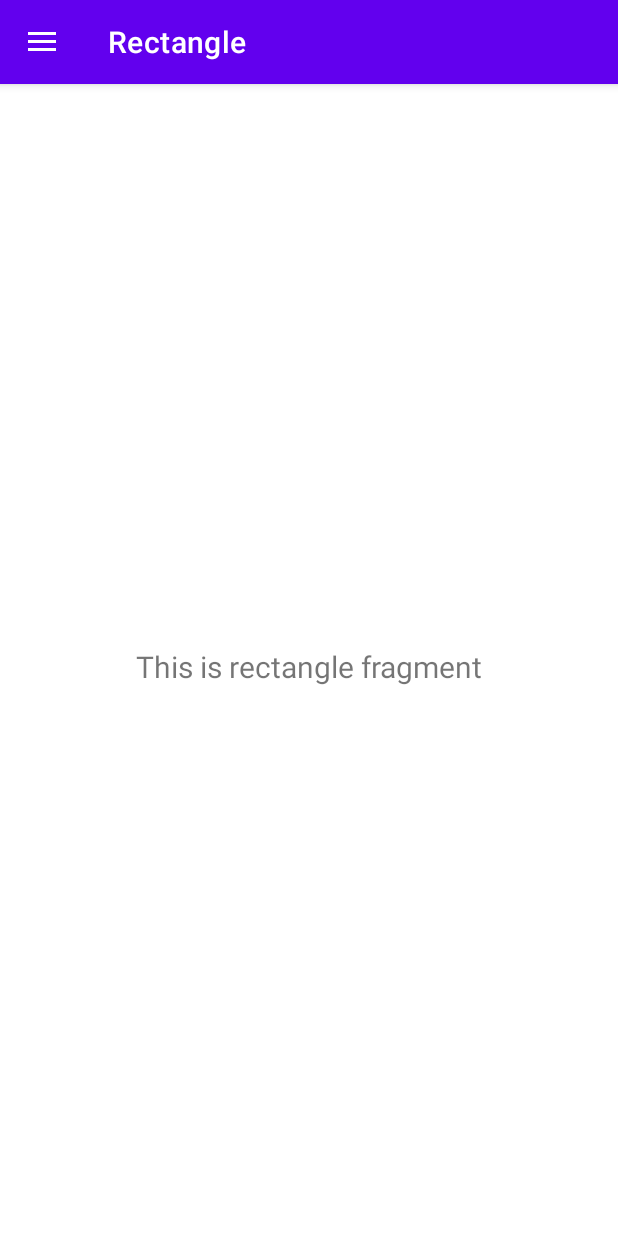
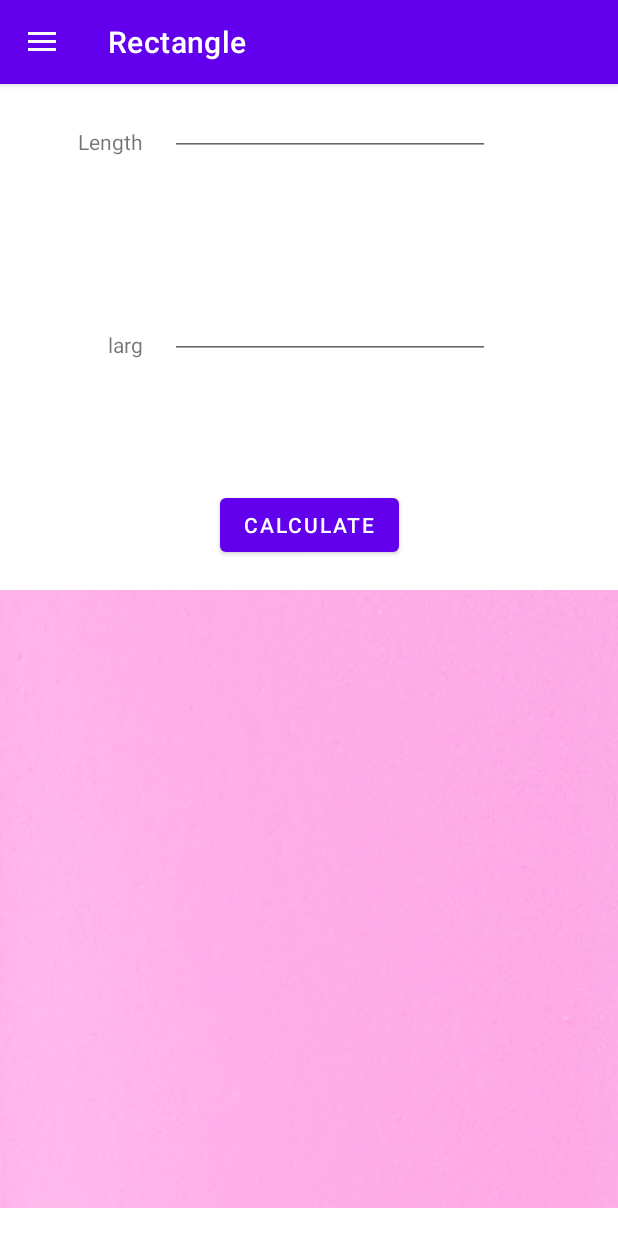
Before and after one commit to madnesso/ProjectMob, an Android app: the nav_rectangle screen opened through its navigation route, on a phone screen of 412 x 824 dp. Run offline under Robolectric (Android 15) with nearby library versions, the phone set to English and light mode, and no system bars; our stand-ins replace navigation-ui.

Commit message:
Implementing Rectangle

```diff
--- a/app/src/main/java/com/example/projectmob/ui/rectangle/NavRectangleViewModel.java
+++ b/app/src/main/java/com/example/projectmob/ui/rectangle/NavRectangleViewModel.java
@@ -6,14 +6,10 @@ import androidx.lifecycle.ViewModel;
 
 public class NavRectangleViewModel extends ViewModel {
 
-    private MutableLiveData<String> mText;
-
-    public NavRectangleViewModel() {
-        mText = new MutableLiveData<>();
-        mText.setValue("This is rectangle fragment");
-    }
-
-    public LiveData<String> getText() {
-        return mText;
+    public String calculate(String x,String y){
+        Double xd = Double.valueOf(x);
+        Double yd = Double.valueOf(y);
+        Double result = xd*yd;
+        return String.valueOf(result);
     }
 }
--- a/app/src/main/java/com/example/projectmob/ui/rectangle/nav_rectangle.java
+++ b/app/src/main/java/com/example/projectmob/ui/rectangle/nav_rectangle.java
@@ -4,6 +4,7 @@ import android.os.Bundle;
 import android.view.LayoutInflater;
 import android.view.View;
 import android.view.ViewGroup;
+import android.widget.Button;
 import android.widget.TextView;
 
 import androidx.annotation.NonNull;
@@ -27,11 +28,16 @@ public class nav_rectangle extends Fragment {
         binding = NavRectangleBinding.inflate(inflater, container, false);
         View root = binding.getRoot();
 
-        final TextView textView = binding.textSlideshow;
-        navRectangleViewModel.getText().observe(getViewLifecycleOwner(), new Observer<String>() {
+        final Button button = binding.button;
+        final TextView a = binding.langrtxt;
+        final TextView b = binding.longtxt;
+        final TextView result = binding.result;
+        button.setOnClickListener(new View.OnClickListener() {
             @Override
-            public void onChanged(@Nullable String s) {
-                textView.setText(s);
+            public void onClick(View v) {
+                final String astr = a.getText().toString();
+                final String bstr = b.getText().toString();
+                result.setText(navRectangleViewModel.calculate(astr, bstr));
             }
         });
         return root;
--- a/app/src/main/res/layout/nav_rectangle.xml
+++ b/app/src/main/res/layout/nav_rectangle.xml
@@ -6,17 +6,81 @@
     android:layout_height="match_parent"
     tools:context=".ui.rectangle.nav_rectangle">
 
+    <EditText
+        android:id="@+id/longtxt"
+        android:layout_width="wrap_content"
+        android:layout_height="wrap_content"
+        android:ems="10"
+        android:inputType="textPersonName"
+        android:minHeight="48dp"
+        app:layout_constraintEnd_toEndOf="parent"
+        app:layout_constraintHorizontal_bias="0.172"
+        app:layout_constraintStart_toEndOf="@+id/longr"
+        app:layout_constraintTop_toTopOf="parent"
+        tools:ignore="SpeakableTextPresentCheck" />
+
     <TextView
-        android:id="@+id/text_slideshow"
-        android:layout_width="match_parent"
+        android:id="@+id/longr"
+        android:layout_width="wrap_content"
         android:layout_height="wrap_content"
-        android:layout_marginStart="8dp"
-        android:layout_marginTop="8dp"
-        android:layout_marginEnd="8dp"
-        android:textAlignment="center"
-        android:textSize="20sp"
+        android:text="Length"
+        app:layout_constraintBottom_toBottomOf="@+id/longtxt"
+        app:layout_constraintEnd_toStartOf="@+id/button"
+        app:layout_constraintStart_toStartOf="parent" />
+
+    <TextView
+        android:id="@+id/langr"
+        android:layout_width="wrap_content"
+        android:layout_height="wrap_content"
+        android:text="larg"
+        app:layout_constraintBottom_toBottomOf="@+id/langrtxt"
+        app:layout_constraintEnd_toEndOf="@+id/longr"
+        app:layout_constraintHorizontal_bias="1.0"
+        app:layout_constraintStart_toStartOf="@+id/longr" />
+
+    <EditText
+        android:id="@+id/langrtxt"
+        android:layout_width="wrap_content"
+        android:layout_height="wrap_content"
+        android:ems="10"
+        android:inputType="textPersonName"
+        android:minHeight="48dp"
+        app:layout_constraintBottom_toTopOf="@+id/button"
+        app:layout_constraintEnd_toEndOf="@+id/longtxt"
+        app:layout_constraintHorizontal_bias="0.0"
+        app:layout_constraintStart_toStartOf="@+id/longtxt"
+        app:layout_constraintTop_toBottomOf="@+id/longtxt"
+        app:layout_constraintVertical_bias="0.503"
+        tools:ignore="SpeakableTextPresentCheck" />
+
+    <Button
+        android:id="@+id/button"
+        android:layout_width="wrap_content"
+        android:layout_height="wrap_content"
+        android:text="@string/calculate"
+        app:layout_constraintBottom_toTopOf="@+id/imageView4"
+        app:layout_constraintEnd_toEndOf="parent"
+        app:layout_constraintStart_toStartOf="parent" />
+
+    <ImageView
+        android:id="@+id/imageView4"
+        android:layout_width="wrap_content"
+        android:layout_height="wrap_content"
+        android:contentDescription="TODO"
+        android:src="@drawable/pastel_pink_card"
         app:layout_constraintBottom_toBottomOf="parent"
         app:layout_constraintEnd_toEndOf="parent"
+        app:layout_constraintHorizontal_bias="0.0"
         app:layout_constraintStart_toStartOf="parent"
-        app:layout_constraintTop_toTopOf="parent" />
+        tools:ignore="ImageContrastCheck" />
+
+    <TextView
+        android:id="@+id/result"
+        android:layout_width="wrap_content"
+        android:layout_height="wrap_content"
+        android:textAppearance="@style/TextAppearance.AppCompat.Display4"
+        app:layout_constraintBottom_toBottomOf="parent"
+        app:layout_constraintEnd_toEndOf="@+id/imageView4"
+        app:layout_constraintStart_toStartOf="@+id/imageView4"
+        app:layout_constraintTop_toTopOf="@+id/imageView4" />
 </androidx.constraintlayout.widget.ConstraintLayout>
```
